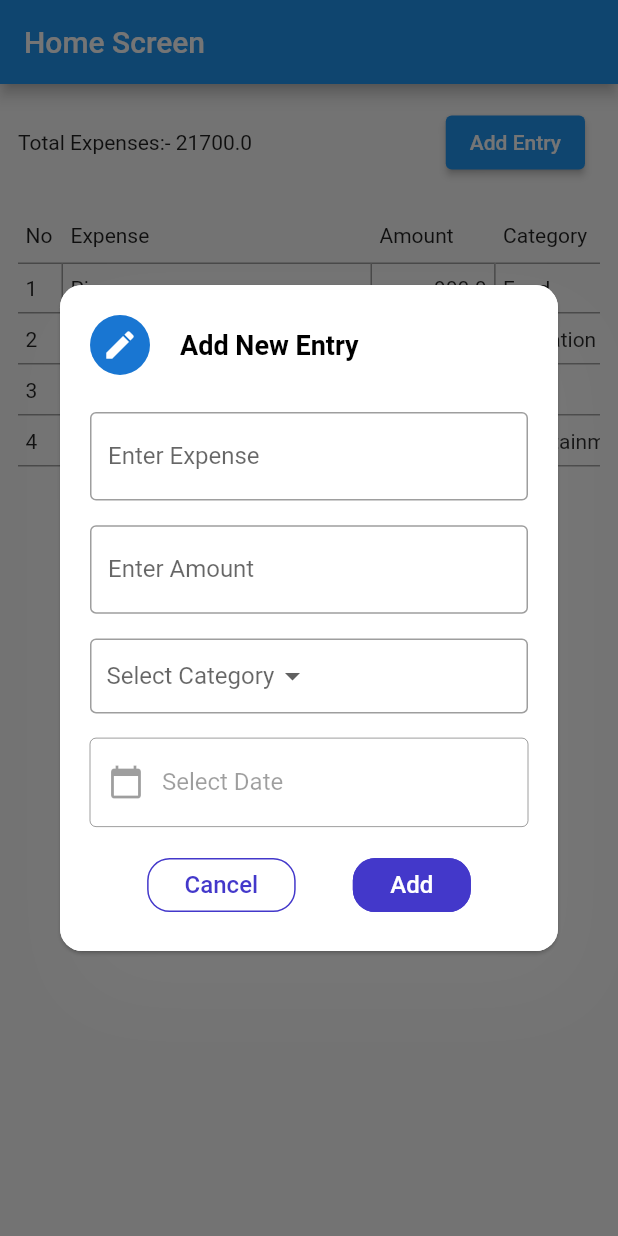
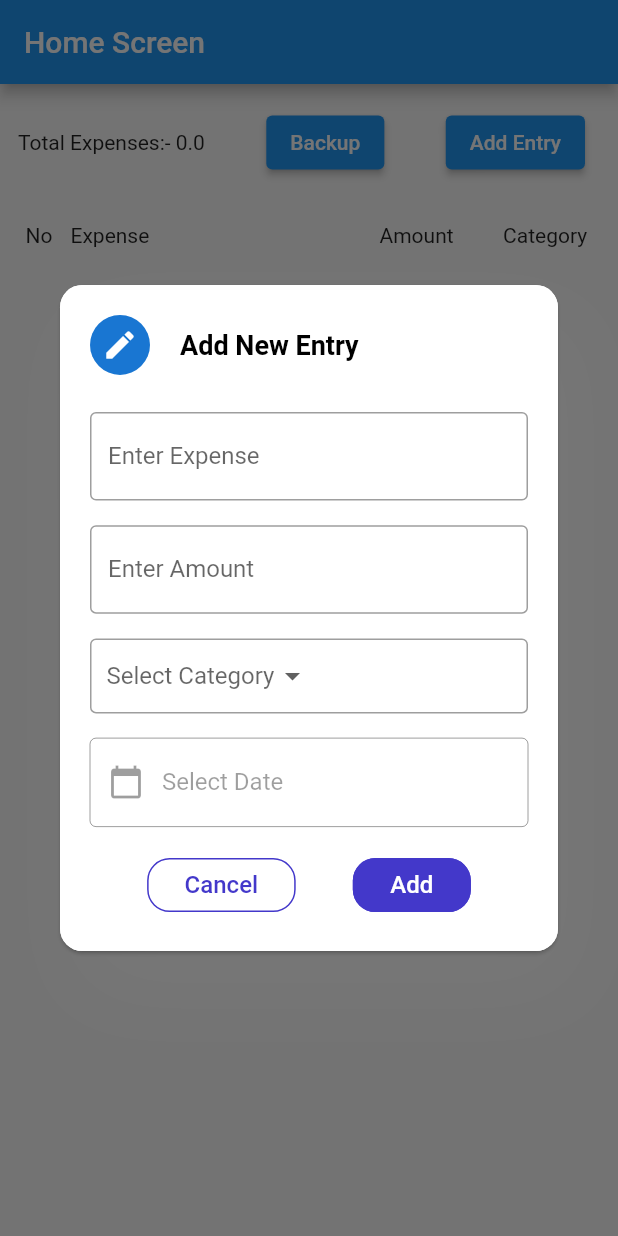
Before and after one commit to jeeldev9/daily_tool, a Flutter app: the screen it shows after launch, after a tap on "Add Entry", on a phone screen of 412 x 824 dp. Run offline on Flutter 3.47's test engine with Material 2 defaults, Android fonts, the light colour scheme and no system bars; our stand-ins replace hive, hive_flutter; accounts and stored records are empty.

Commit message:
-> Database Create Done . -> Pending backup of database.

```diff
--- a/lib/main.dart
+++ b/lib/main.dart
@@ -1,4 +1,6 @@
+import 'package:daily_tool/src/models/expense_model.dart';
 import 'package:flutter/material.dart';
+import 'package:hive_flutter/hive_flutter.dart';
 
 import 'src/app.dart';
 import 'src/settings/settings_controller.dart';
@@ -16,5 +18,9 @@ void main() async {
   // Run the app and pass in the SettingsController. The app listens to the
   // SettingsController for changes, then passes it further down to the
   // SettingsView.
+  WidgetsFlutterBinding.ensureInitialized();
+  await Hive.initFlutter();
+  Hive.registerAdapter(ExpenseModelAdapter());
+  await Hive.openBox<ExpenseModel>('expenseBox');
   runApp(MyApp(settingsController: settingsController));
 }
--- a/lib/src/constant_variables.dart
+++ b/lib/src/constant_variables.dart
@@ -1,28 +1,3 @@
 import 'package:daily_tool/src/models/expense_model.dart';
 
-List<ExpenseModel> expenseDataList = [
-  ExpenseModel(
-      no: "1",
-      expense: "Pizza",
-      category: "Food",
-      date: "January 1,2022",
-      amount: 900),
-  ExpenseModel(
-      no: "2",
-      expense: "College Fees",
-      category: "Education",
-      date: "January 4,2022",
-      amount: 20000),
-  ExpenseModel(
-      no: "3",
-      expense: "Breakfast",
-      category: "Food",
-      date: "January 5,2022",
-      amount: 200),
-  ExpenseModel(
-      no: "4",
-      expense: "Netflix",
-      category: "Entertainment",
-      date: "March 3,2022",
-      amount: 600),
-];
+List<ExpenseModel> expenseDataList = [];
--- a/lib/src/models/expense_model.dart
+++ b/lib/src/models/expense_model.dart
@@ -1,8 +1,17 @@
-class ExpenseModel {
+import 'package:hive/hive.dart';
+part 'expense_model.g.dart';
+
+@HiveType(typeId: 0)
+class ExpenseModel extends HiveObject {
+  @HiveField(0)
   String? no;
+  @HiveField(1)
   String? expense;
+  @HiveField(3)
   double? amount;
+  @HiveField(4)
   String? category;
+  @HiveField(5)
   String? date;
 
   ExpenseModel({
--- a/lib/src/screens/home_screen.dart
+++ b/lib/src/screens/home_screen.dart
@@ -1,8 +1,10 @@
 import 'package:daily_tool/src/constant_variables.dart';
 import 'package:daily_tool/src/models/expense_model.dart';
+import 'package:daily_tool/src/widgets/boxes.dart';
 import 'package:daily_tool/src/widgets/dialog.dart';
 import 'package:daily_tool/src/widgets/expense_tile.dart';
 import 'package:flutter/material.dart';
+import 'package:hive_flutter/hive_flutter.dart';
 
 // ignore: must_be_immutable
 class HomeScreen extends StatefulWidget {
@@ -13,15 +15,24 @@ class HomeScreen extends StatefulWidget {
 }
 
 class _HomeScreenState extends State<HomeScreen> {
-
-
   double totalExpense = 0.0;
+  storeList() {
+    expenseDataList = Boxes.getExpenses().values.toList();
+    print(expenseDataList);
+    for (var i in expenseDataList) {
+      totalExpense += i.amount!;
+    }
+  }
 
   @override
   void initState() {
-    for (var i in expenseDataList) {
-      totalExpense += i.amount!;
+    storeList();
   }
+
+  @override
+  void dispose() {
+    Hive.box('expenseBox').close();
+    super.dispose();
   }
 
   @override
@@ -43,22 +54,23 @@ class _HomeScreenState extends State<HomeScreen> {
                 mainAxisAlignment: MainAxisAlignment.spaceBetween,
                 children: [
                   Text("Total Expenses:- $totalExpense"),
+                  ElevatedButton(
+                      onPressed: () async {
+                        // await Boxes().backupHiveBox('expenseBox');
+                      },
+                      child: Text('Backup')),
                   Padding(
                     padding: const EdgeInsets.only(right: 10.0),
                     child: ElevatedButton(
-                        onPressed: () async{
-                          bool result=await  showDialog(
+                        onPressed: () async {
+                          bool result = await showDialog(
                               barrierDismissible: false,
                               context: context,
                               builder: (context) => DialogFb1());
-                          if(result){
-                            totalExpense=0.0;
-                            for (var i in expenseDataList) {
-                              totalExpense += i.amount!;
-                            }
-                            setState(() {
-
-                            });
+                          if (result) {
+                            totalExpense = 0.0;
+                            storeList();
+                            setState(() {});
                           }
                         },
                         child: const Text("Add Entry")),
@@ -72,9 +84,13 @@ class _HomeScreenState extends State<HomeScreen> {
                 scrollDirection: Axis.horizontal,
                 child: SizedBox(
                   width: w * 1.6,
-                  child: ReorderableListView.builder(
+                  child: ListView.builder(
                     physics: const NeverScrollableScrollPhysics(),
-                    header: Column(
+                    shrinkWrap: true,
+                    itemCount: expenseDataList.length + 1,
+                    itemBuilder: (BuildContext context, int index) {
+                      return index == 0
+                          ? Column(
                               children: [
                                 ExpensTile(
                                   isHeader: true,
@@ -85,24 +101,10 @@ class _HomeScreenState extends State<HomeScreen> {
                                   height: 10,
                                 )
                               ],
-                    ),
-                    shrinkWrap: true,
-                    onReorder: (oldIndex, newIndex) {
-                      if (newIndex > oldIndex) {
-                        newIndex -= 1;
-                      }
-                      var temp = expenseDataList[oldIndex];
-                      expenseDataList[oldIndex] = expenseDataList[newIndex];
-                      expenseDataList[newIndex] = temp;
-                      expenseDataList[oldIndex].no = (oldIndex + 1).toString();
-                      expenseDataList[newIndex].no = (newIndex + 1).toString();
-                    },
-                    itemCount: expenseDataList.length,
-                    itemBuilder: (BuildContext context, int index) {
-                      return ExpensTile(
-                        key: ValueKey(index),
-                        expenseModel: expenseDataList[index],
-                        isTopBorder: index == 0 ? true : false,
+                            )
+                          : ExpensTile(
+                              expenseModel: expenseDataList[index - 1],
+                              isTopBorder: index == 1 ? true : false,
                             );
                     },
                   ),
--- /dev/null
+++ b/lib/src/widgets/boxes.dart
@@ -0,0 +1,24 @@
+import 'dart:io';
+
+import 'package:daily_tool/src/models/expense_model.dart';
+import 'package:hive_flutter/hive_flutter.dart';
+import 'package:path_provider/path_provider.dart';
+
+class Boxes {
+  static Box<ExpenseModel> getExpenses() => Hive.box('expenseBox');
+
+  // Future<void> backupHiveBox(String boxName) async {
+  //   final directory = await getApplicationDocumentsDirectory();
+  //   final box = await Hive
+  //     ..boxExists(boxName);
+  //   final boxPath = box.path;
+  //   await box.close();
+
+  //   try {
+  //     File(boxPath!).copy(directory.path);
+  //     print(directory.path);
+  //   } finally {
+  //     await Hive.openBox(boxName);
+  //   }
+  // }
+}
--- a/lib/src/widgets/dialog.dart
+++ b/lib/src/widgets/dialog.dart
@@ -1,4 +1,5 @@
 import 'package:daily_tool/src/models/expense_model.dart';
+import 'package:daily_tool/src/widgets/boxes.dart';
 import 'package:flutter/material.dart';
 import 'package:intl/intl.dart';
 
@@ -19,25 +20,28 @@ class _DialogFb1State extends State<DialogFb1> {
   final TextEditingController expenseController = TextEditingController();
 
   final TextEditingController amountController = TextEditingController();
-  String selectedDate="";
+  String selectedDate = "";
 
-  List<String> category=[
-    'Food','Entertainment','Education','Transportation'
+  List<String> category = [
+    'Food',
+    'Entertainment',
+    'Education',
+    'Transportation'
   ];
 
-  String selectedCategory='';
+  String selectedCategory = '';
   @override
   Widget build(BuildContext context) {
     double h = MediaQuery.of(context).size.height;
     double w = MediaQuery.of(context).size.width;
     return Dialog(
-
       elevation: 1,
       shape: RoundedRectangleBorder(borderRadius: BorderRadius.circular(15)),
       child: GestureDetector(
         onTap: () {
           FocusScope.of(context).requestFocus(FocusNode());
         },
+        child: SingleChildScrollView(
           child: Container(
             decoration: BoxDecoration(
                 color: Colors.white,
@@ -50,7 +54,8 @@ class _DialogFb1State extends State<DialogFb1> {
                       color: Colors.grey.withOpacity(.1)),
                 ]),
             child: Padding(
-            padding: const EdgeInsets.symmetric(horizontal: 20.0, vertical: 20),
+              padding:
+                  const EdgeInsets.symmetric(horizontal: 20.0, vertical: 20),
               child: Column(
                 mainAxisSize: MainAxisSize.min,
                 mainAxisAlignment: MainAxisAlignment.start,
@@ -105,7 +110,7 @@ class _DialogFb1State extends State<DialogFb1> {
                         border: Border.all(color: Colors.grey),
                         borderRadius: BorderRadius.circular(4)),
                     child: DropdownButton<String>(
-                    value: selectedCategory==''?null:selectedCategory,
+                      value: selectedCategory == '' ? null : selectedCategory,
                       hint: const Text("Select Category"),
                       underline: Container(),
                       items: category.map((String value) {
@@ -116,7 +121,7 @@ class _DialogFb1State extends State<DialogFb1> {
                       }).toList(),
                       onChanged: (value) {
                         setState(() {
-                        selectedCategory=value!;
+                          selectedCategory = value!;
                         });
                       },
                     ),
@@ -125,7 +130,7 @@ class _DialogFb1State extends State<DialogFb1> {
                     height: h * 0.02,
                   ),
                   GestureDetector(
-                  onTap: ()async{
+                    onTap: () async {
                       final DateTime? newDate = await showDatePicker(
                         context: context,
                         initialDate: DateTime.now(),
@@ -134,18 +139,18 @@ class _DialogFb1State extends State<DialogFb1> {
                         helpText: 'Select a date',
                       );
                       setState(() {
-                      selectedDate = DateFormat.yMMMMd().format(newDate!).toString();
+                        selectedDate =
+                            DateFormat.yMMMMd().format(newDate!).toString();
                       });
                       print("Select Date");
                     },
                     child: TextField(
-
                       enabled: false,
-                    decoration:  InputDecoration(
+                      decoration: InputDecoration(
                           border: const OutlineInputBorder(),
-                      labelText:  selectedDate==""?'Select Date':selectedDate,
-                      prefixIcon: const Icon(Icons.calendar_today)
-                    ),
+                          labelText:
+                              selectedDate == "" ? 'Select Date' : selectedDate,
+                          prefixIcon: const Icon(Icons.calendar_today)),
                     ),
                   ),
                   const SizedBox(
@@ -157,25 +162,27 @@ class _DialogFb1State extends State<DialogFb1> {
                       SimpleBtn1(
                         text: "Cancel",
                         onPressed: () {
-                        Navigator.pop(context,false);
+                          Navigator.pop(context, false);
                         },
                         invertedColors: true,
                       ),
-                    SimpleBtn1(text: "Add", onPressed: () {
-                      expenseDataList.add(
-                      ExpenseModel(
-                          no: (expenseDataList.length+1).toString(),
+                      SimpleBtn1(
+                          text: "Add",
+                          onPressed: () {
+                            final box = Boxes.getExpenses();
+                            box.add(ExpenseModel(
+                                no: (expenseDataList.length + 1).toString(),
                                 expense: expenseController.text,
                                 category: selectedCategory,
                                 date: selectedDate,
                                 amount: double.parse(amountController.text)));
 
-                      Navigator.pop(context,true);
+                            Navigator.pop(context, true);
                           }),
-
                     ],
                   )
                 ],
+              ),
             ),
           ),
         ),
```
Also changed, not shown: pubspec.yaml (+5 -3 lines), lib/src/models/expense_model.g.dart (added), pubspec.lock. Lines whose indentation alone changed are shown as unchanged.
